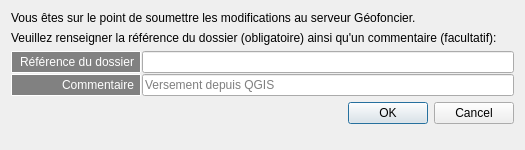
Old version of the form gui/dlg_refdoss_cmt.ui in the repository neogeo-technologies/GeofoncierEditeurRFU.
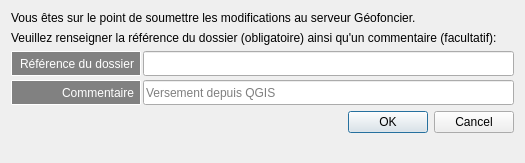
New version of the form.

What changed in the file:
```diff
--- a/gui/dlg_refdoss_cmt.ui
+++ b/gui/dlg_refdoss_cmt.ui
@@ -7,7 +7,7 @@
     <x>0</x>
     <y>0</y>
     <width>525</width>
-    <height>150</height>
+    <height>163</height>
    </rect>
   </property>
   <property name="sizePolicy">
@@ -19,13 +19,13 @@
   <property name="minimumSize">
    <size>
     <width>525</width>
-    <height>150</height>
+    <height>163</height>
    </size>
   </property>
   <property name="maximumSize">
    <size>
     <width>525</width>
-    <height>150</height>
+    <height>163</height>
    </size>
   </property>
   <property name="windowTitle">
@@ -77,10 +77,10 @@
    <item row="3" column="0" colspan="2">
     <layout class="QFormLayout" name="val_lay">
      <property name="horizontalSpacing">
-      <number>1</number>
+      <number>2</number>
      </property>
      <property name="verticalSpacing">
-      <number>1</number>
+      <number>4</number>
      </property>
      <item row="0" column="0">
       <widget class="QLabel" name="lab_ref">
@@ -93,13 +93,13 @@
        <property name="minimumSize">
         <size>
          <width>130</width>
-         <height>0</height>
+         <height>25</height>
         </size>
        </property>
        <property name="maximumSize">
         <size>
          <width>0</width>
-         <height>16777215</height>
+         <height>25</height>
         </size>
        </property>
        <property name="styleSheet">
@@ -120,7 +120,20 @@
       </widget>
      </item>
      <item row="0" column="1">
-      <widget class="QLineEdit" name="ref_led"/>
+      <widget class="QLineEdit" name="ref_led">
+       <property name="minimumSize">
+        <size>
+         <width>0</width>
+         <height>25</height>
+        </size>
+       </property>
+       <property name="maximumSize">
+        <size>
+         <width>16777215</width>
+         <height>25</height>
+        </size>
+       </property>
+      </widget>
      </item>
      <item row="1" column="0">
       <widget class="QLabel" name="lab_cmt">
@@ -133,13 +146,13 @@
        <property name="minimumSize">
         <size>
          <width>130</width>
-         <height>0</height>
+         <height>25</height>
         </size>
        </property>
        <property name="maximumSize">
         <size>
          <width>130</width>
-         <height>16777215</height>
+         <height>25</height>
         </size>
        </property>
        <property name="styleSheet">
@@ -161,6 +174,18 @@
      </item>
      <item row="1" column="1">
       <widget class="QLineEdit" name="cmt_led">
+       <property name="minimumSize">
+        <size>
+         <width>0</width>
+         <height>25</height>
+        </size>
+       </property>
+       <property name="maximumSize">
+        <size>
+         <width>16777215</width>
+         <height>25</height>
+        </size>
+       </property>
        <property name="text">
         <string/>
        </property>
```
